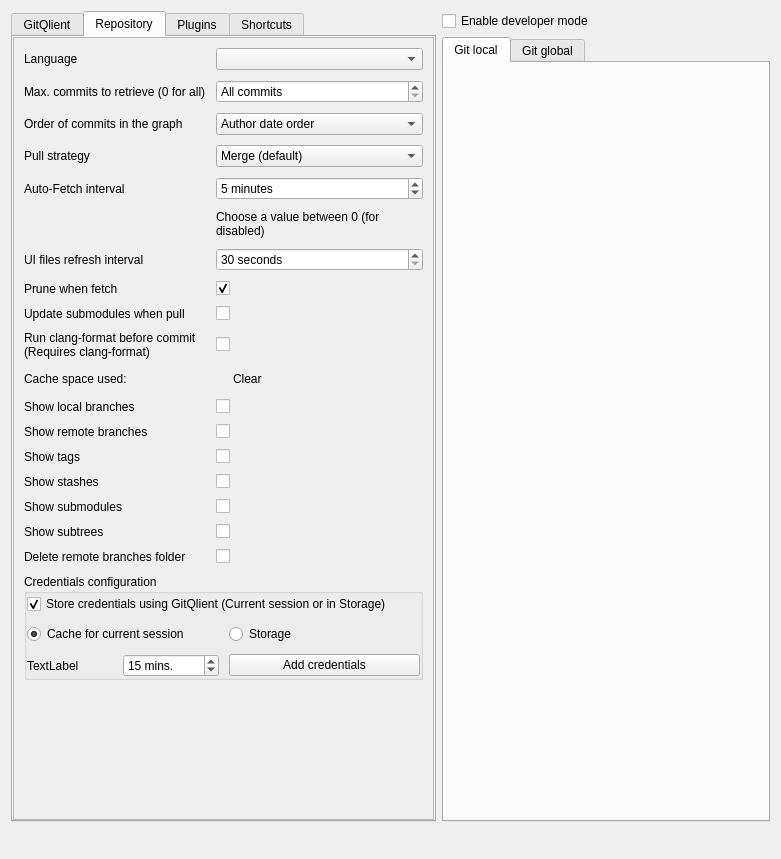
Qt form src/big_widgets/ConfigWidget.ui (francescmm/GitQlient) before a commit.
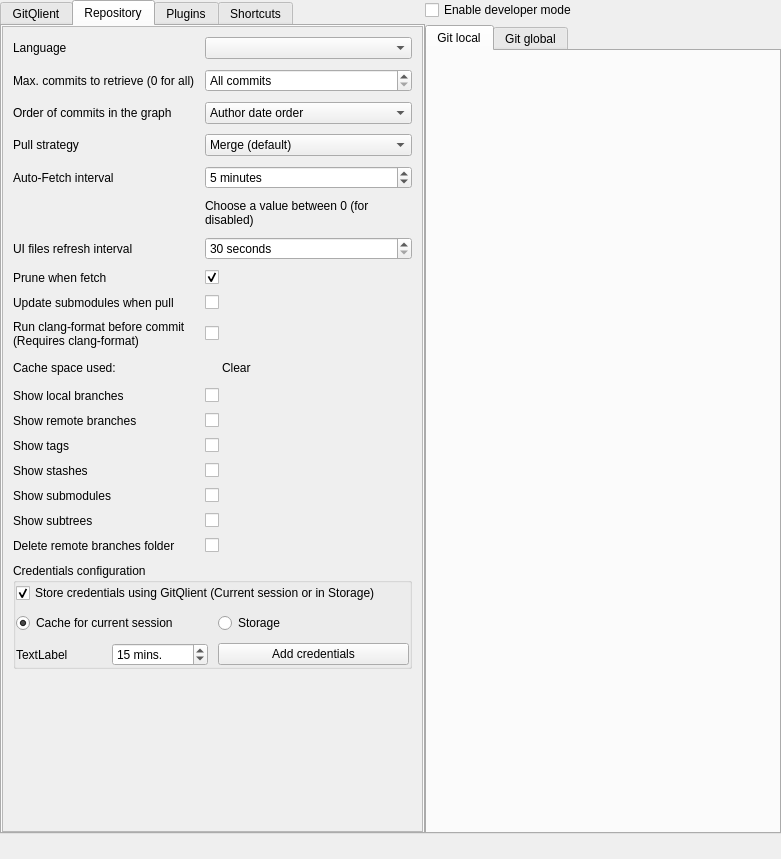
The same form after that commit. Icons and pictures are not drawn. Custom widgets are drawn as their Qt base class.

Commit message: Add ConfigWidget as dialog

```diff
--- a/src/big_widgets/ConfigWidget.ui
+++ b/src/big_widgets/ConfigWidget.ui
@@ -14,6 +14,24 @@
    <string>Form</string>
   </property>
   <layout class="QGridLayout" name="mainLayout">
+   <property name="leftMargin">
+    <number>0</number>
+   </property>
+   <property name="topMargin">
+    <number>0</number>
+   </property>
+   <property name="rightMargin">
+    <number>0</number>
+   </property>
+   <property name="bottomMargin">
+    <number>0</number>
+   </property>
+   <property name="horizontalSpacing">
+    <number>0</number>
+   </property>
+   <property name="verticalSpacing">
+    <number>5</number>
+   </property>
    <item row="6" column="0" colspan="2">
     <layout class="QHBoxLayout" name="horizontalLayout_2">
      <item>
@@ -580,7 +598,7 @@
             <x>0</x>
             <y>0</y>
             <width>420</width>
-            <height>781</height>
+            <height>800</height>
            </rect>
           </property>
           <layout class="QVBoxLayout" name="verticalLayout_2">
```
The commit also changes 4 other files.
